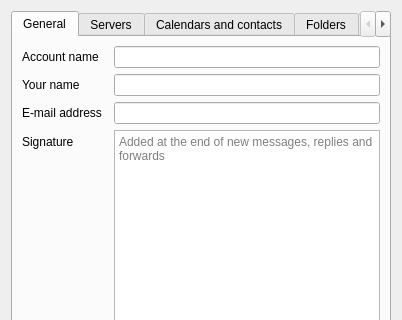
rob-vandenberg/chrono-mail, file src/chrono_mail/ui/forms/account_edit.ui: the form before one commit; both pictures show x 0 to 402 and y 0 to 320 of the 402 by 494 pixel window.
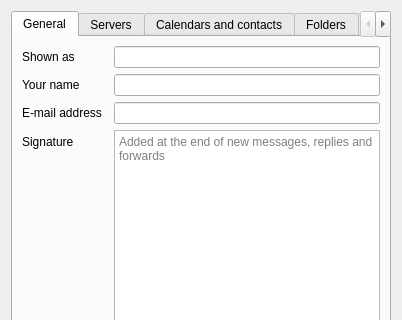
The form after the commit.

Commit message: One name per meaning in the account windows: Shown as, Your name, E-mail address and Sign-in name; a calendar account shows what it signs in with, a Google account whom it signed in as

```diff
--- a/src/chrono_mail/ui/forms/account_edit.ui
+++ b/src/chrono_mail/ui/forms/account_edit.ui
@@ -13,7 +13,10 @@
        <item row="0" column="0">
         <widget class="QLabel" name="accountNameLabel">
          <property name="text">
-          <string>Account name</string>
+          <string>Shown as</string>
+         </property>
+         <property name="toolTip">
+          <string>The name Chrono Mail shows for this account; only you see it</string>
          </property>
          <property name="buddy">
           <cstring>accountName</cstring>
```
Left out of the diff: 8 changed lines with no effect on the pictures. The commit also changes 24 other files.
